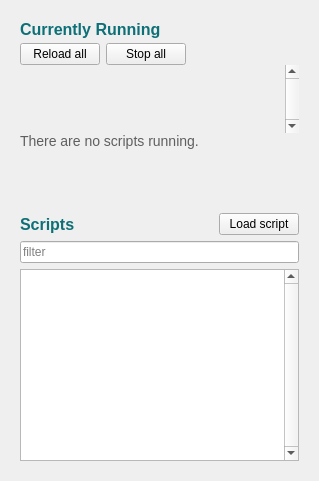
The window that interface/ui/runningScriptsWidget.ui (vircadia/vircadia-native-core) describes before a commit, drawn with Qt 5.
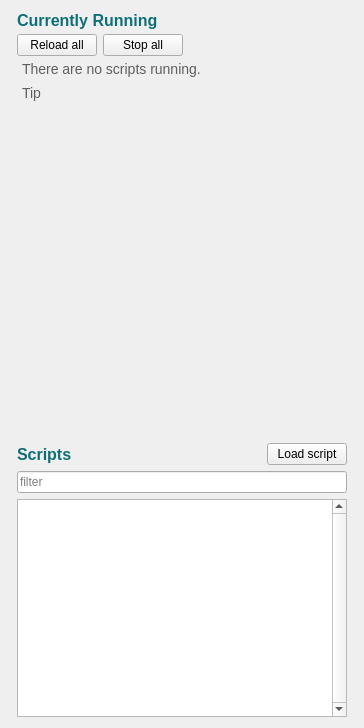
The same window after the commit.

Commit message: Update runningScripts layout and add tip message

```diff
--- a/interface/ui/runningScriptsWidget.ui
+++ b/interface/ui/runningScriptsWidget.ui
@@ -6,8 +6,8 @@
    <rect>
     <x>0</x>
     <y>0</y>
-    <width>319</width>
-    <height>481</height>
+    <width>364</width>
+    <height>728</height>
    </rect>
   </property>
   <property name="windowTitle">
@@ -16,19 +16,7 @@
   <property name="styleSheet">
    <string notr="true">* { font-family: Helvetica, Arial, sans-serif; }</string>
   </property>
-  <layout class="QVBoxLayout" name="verticalLayout_2">
-   <property name="leftMargin">
-    <number>14</number>
-   </property>
-   <property name="topMargin">
-    <number>20</number>
-   </property>
-   <property name="rightMargin">
-    <number>14</number>
-   </property>
-   <property name="bottomMargin">
-    <number>20</number>
-   </property>
+  <layout class="QVBoxLayout" name="verticalLayout_2" stretch="3,2">
    <item>
     <widget class="QWidget" name="runningScriptsArea" native="true">
      <property name="sizePolicy">
@@ -195,6 +183,25 @@
          <property name="bottomMargin">
           <number>0</number>
          </property>
+         <item>
+          <widget class="QLabel" name="noRunningScriptsLabel">
+           <property name="sizePolicy">
+            <sizepolicy hsizetype="Preferred" vsizetype="Maximum">
+             <horstretch>0</horstretch>
+             <verstretch>0</verstretch>
+            </sizepolicy>
+           </property>
+           <property name="styleSheet">
+            <string notr="true">font: 14px; color: #5f5f5f; margin: 2px;</string>
+           </property>
+           <property name="text">
+            <string>There are no scripts running.</string>
+           </property>
+           <property name="alignment">
+            <set>Qt::AlignLeading|Qt::AlignLeft|Qt::AlignTop</set>
+           </property>
+          </widget>
+         </item>
          <item>
           <widget class="QScrollArea" name="runningScriptsList">
            <property name="sizePolicy">
@@ -219,11 +226,11 @@
             <number>0</number>
            </property>
            <property name="verticalScrollBarPolicy">
-            <enum>Qt::ScrollBarAlwaysOn</enum>
-           </property>
-           <property name="horizontalScrollBarPolicy">
             <enum>Qt::ScrollBarAsNeeded</enum>
            </property>
+           <property name="horizontalScrollBarPolicy">
+            <enum>Qt::ScrollBarAlwaysOff</enum>
+           </property>
            <property name="sizeAdjustPolicy">
             <enum>QAbstractScrollArea::AdjustToContents</enum>
            </property>
@@ -238,8 +245,8 @@
              <rect>
               <x>0</x>
               <y>0</y>
-              <width>264</width>
-              <height>16</height>
+              <width>328</width>
+              <height>18</height>
              </rect>
             </property>
             <property name="sizePolicy">
@@ -254,7 +261,7 @@
             <property name="styleSheet">
              <string notr="true">font-size: 14px;</string>
             </property>
-            <layout class="QVBoxLayout" name="verticalLayout_5">
+            <layout class="QVBoxLayout" name="verticalLayout_3">
              <property name="spacing">
               <number>0</number>
              </property>
@@ -270,29 +277,41 @@
              <property name="bottomMargin">
               <number>0</number>
              </property>
+             <item>
+              <widget class="QWidget" name="scriptListWidget" native="true">
+               <layout class="QVBoxLayout" name="verticalLayout_5">
+                <property name="spacing">
+                 <number>0</number>
+                </property>
+                <property name="leftMargin">
+                 <number>0</number>
+                </property>
+                <property name="topMargin">
+                 <number>0</number>
+                </property>
+                <property name="rightMargin">
+                 <number>0</number>
+                </property>
+                <property name="bottomMargin">
+                 <number>0</number>
+                </property>
+               </layout>
+              </widget>
+             </item>
+             <item>
+              <widget class="QLabel" name="tipLabel">
+               <property name="styleSheet">
+                <string notr="true">font: 14px; color: #5f5f5f; margin: 2px;</string>
+               </property>
+               <property name="text">
+                <string>Tip</string>
+               </property>
+              </widget>
+             </item>
             </layout>
            </widget>
           </widget>
          </item>
-         <item>
-          <widget class="QLabel" name="noRunningScriptsLabel">
-           <property name="sizePolicy">
-            <sizepolicy hsizetype="Preferred" vsizetype="Minimum">
-             <horstretch>0</horstretch>
-             <verstretch>0</verstretch>
-            </sizepolicy>
-           </property>
-           <property name="styleSheet">
-            <string notr="true">font: 14px; color: #5f5f5f;</string>
-           </property>
-           <property name="text">
-            <string>There are no scripts running.</string>
-           </property>
-           <property name="alignment">
-            <set>Qt::AlignLeading|Qt::AlignLeft|Qt::AlignTop</set>
-           </property>
-          </widget>
-         </item>
         </layout>
        </widget>
       </item>
```
The commit also changes 1 other file.
